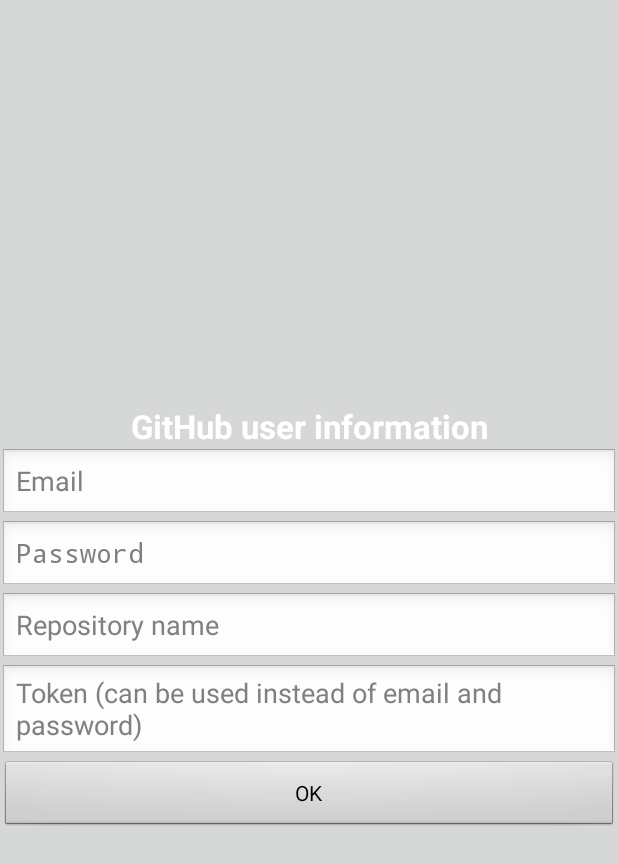
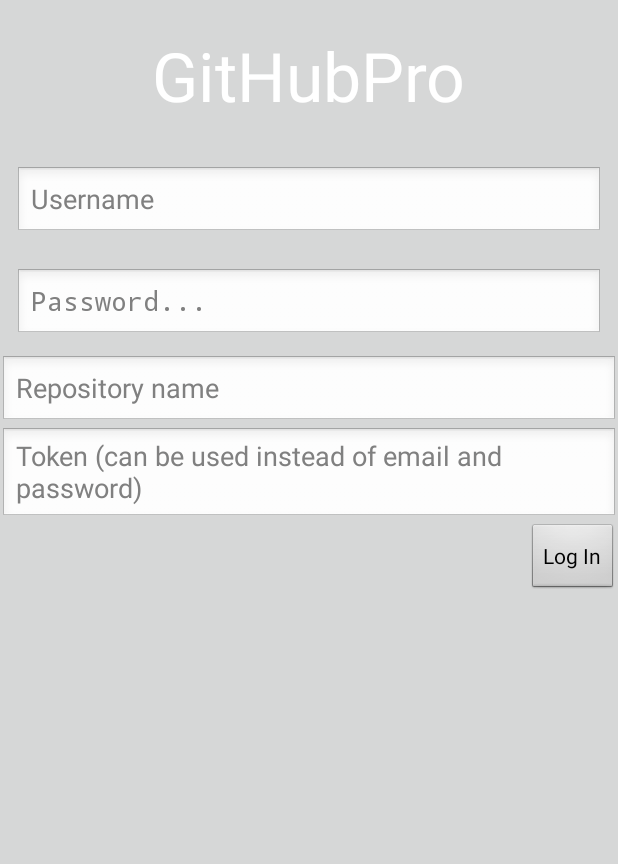
Before and after one commit to xuugii/AgileAndroid, an Android app: the screen it shows after launch (LoginActivity), on a phone screen of 412 x 824 dp. Shown: the top 864 px of the screen. Run offline under Robolectric (Android 15) with nearby library versions, the light colour scheme and no system bars; 2 statements that could not run were skipped.

Commit message:
update login

```diff
--- a/GitHubPro/app/src/main/java/githubnotify/githubpro/com/githubnotify/LoginActivity.java
+++ b/GitHubPro/app/src/main/java/githubnotify/githubpro/com/githubnotify/LoginActivity.java
@@ -64,9 +64,8 @@
                 //password = loginPassword.getText().toString();
                 //token = loginToken.getText().toString();
                 //repoName = loginRepo.getText().toString();
-                userName = "uguudei@gmail.com";
-                password = "git5ugu247";
                 token = loginToken.getText().toString();
+                //TODO fix remove this
                 repoName = "AgileAndroid";
                 Intent main = new Intent(LoginActivity.this, MainActivity.class);
                 LoginActivity.this.startActivity(main);
--- a/GitHubPro/app/src/main/res/layout/login_main.xml
+++ b/GitHubPro/app/src/main/res/layout/login_main.xml
@@ -1,31 +1,38 @@
 <?xml version="1.0" encoding="utf-8"?>
+
 <LinearLayout xmlns:android="http://schemas.android.com/apk/res/android"
     android:orientation="vertical" android:layout_width="match_parent"
     android:layout_height="match_parent" android:background="@color/button_material_light">
 
+    <FrameLayout android:id="@+id/container" android:layout_width="match_parent"
+        android:layout_height="match_parent" >
+
         <LinearLayout
             android:orientation="vertical"
-        android:layout_width="match_parent"
-        android:layout_height="match_parent"
+            android:layout_width="fill_parent"
+            android:layout_height="fill_parent"
             android:layout_gravity="center"
-        android:gravity="center_vertical">
+            android:id="@+id/login">
 
             <TextView
-            android:layout_width="match_parent"
+                android:layout_width="wrap_content"
                 android:layout_height="wrap_content"
                 android:textAppearance="?android:attr/textAppearanceLarge"
-            android:text="GitHub user information"
-            android:id="@+id/textView"
-            android:gravity="center_vertical|center_horizontal"
-            android:textStyle="bold"/>
+                android:text="@string/title"
+                android:textSize="45sp"
+                android:id="@+id/Title"
+                android:layout_gravity="center_horizontal"
+                android:layout_marginTop="20dp"
+                android:layout_marginBottom="20dp" />
 
             <EditText
                 android:layout_width="match_parent"
                 android:layout_height="wrap_content"
                 android:inputType="textEmailAddress"
-            android:ems="20"
+                android:hint="@string/username"
+                android:ems="10"
                 android:id="@+id/loginEmail"
-            android:hint="Email" />
+                android:layout_margin="10dp" />
 
             <EditText
                 android:layout_width="match_parent"
@@ -33,12 +40,13 @@
                 android:inputType="textPassword"
                 android:ems="10"
                 android:id="@+id/loginPassword"
-        android:hint="Password" />
-
+                android:hint="@string/password"
+                android:layout_margin="10dp" />
             <EditText
                 android:layout_width="match_parent"
                 android:layout_height="wrap_content"
                 android:id="@+id/loginRepo"
+                android:ems="10"
                 android:hint="Repository name" />
 
 
@@ -46,13 +54,15 @@
                 android:layout_width="match_parent"
                 android:layout_height="wrap_content"
                 android:id="@+id/loginToken"
+                android:ems="10"
                 android:hint="Token (can be used instead of email and password)" />
 
             <Button
-            android:layout_width="fill_parent"
+                android:layout_width="wrap_content"
                 android:layout_height="wrap_content"
-            android:text="OK"
-            android:id="@+id/loginButton"
-            android:layout_gravity="center_horizontal" />
+                android:text="@string/login"
+                android:id="@+id/LoginButton"
+                android:layout_gravity="right" />
         </LinearLayout>
+    </FrameLayout>
 </LinearLayout>
```
Lines whose indentation alone changed are shown as unchanged.
